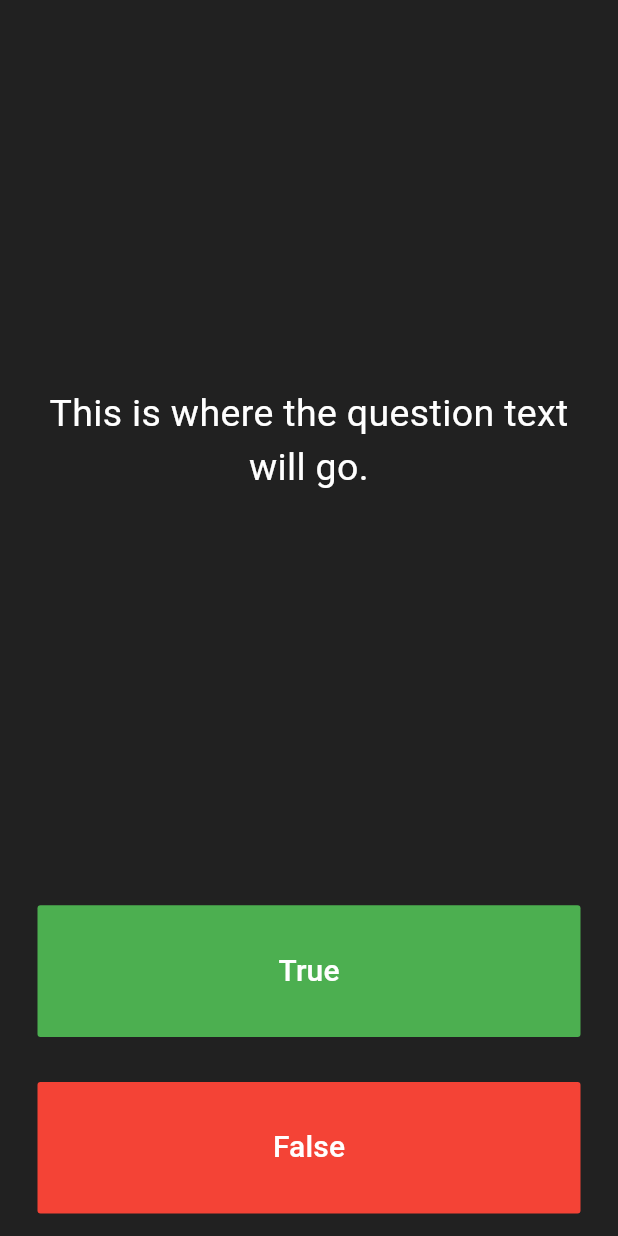
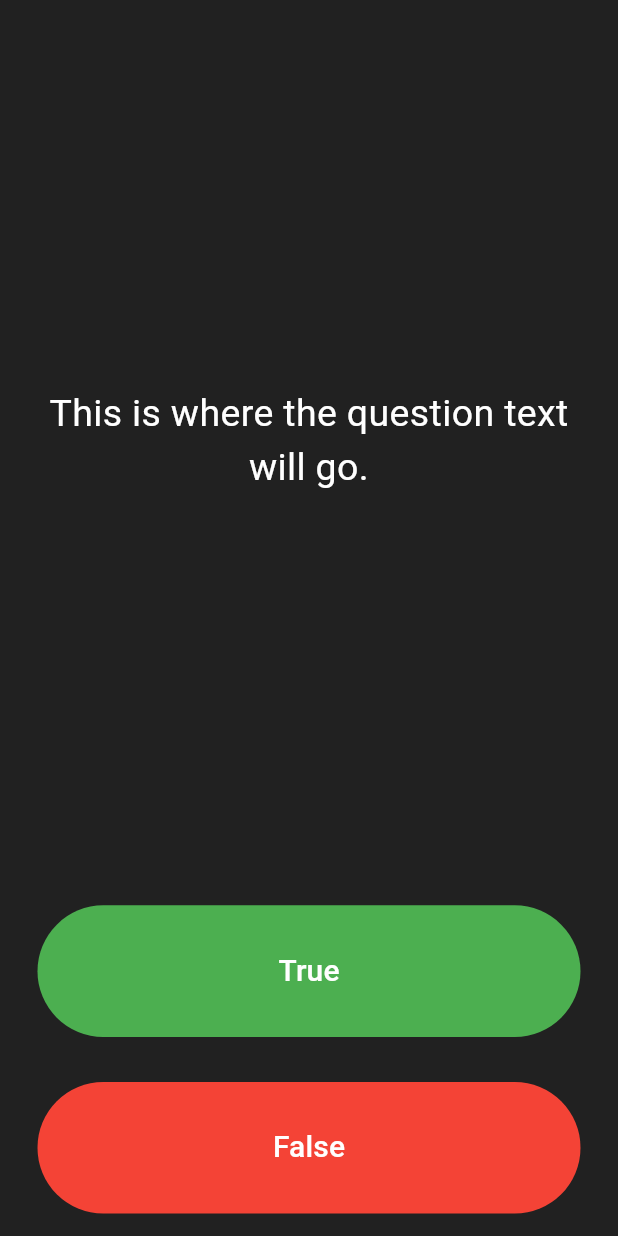
Before and after one commit to QAMARKAZMI/quizzzeer, a Flutter app: the screen it shows after launch, on a phone screen of 412 x 824 dp. Run offline on Flutter 3.47's test engine with Material 3 defaults, Android fonts, the phone set to English and light mode, and no system bars.

Commit message:
Refactor button styles and clean up code in QuizPage; update widget test for MyApp initialization

```diff
--- a/lib/main.dart
+++ b/lib/main.dart
@@ -39,10 +39,7 @@ class _QuizPageState extends State<QuizPage> {
               child: Text(
                 'This is where the question text will go.',
                 textAlign: TextAlign.center,
-                style: TextStyle(
-                  fontSize: 25.0,
-                  color: Colors.white,
-                ),
+                style: TextStyle(fontSize: 25.0, color: Colors.white),
               ),
             ),
           ),
@@ -50,15 +47,14 @@ class _QuizPageState extends State<QuizPage> {
         Expanded(
           child: Padding(
             padding: EdgeInsets.all(15.0),
-            child: FlatButton(
-              textColor: Colors.white,
-              color: Colors.green,
+            child: TextButton(
+              style: TextButton.styleFrom(
+                foregroundColor: Colors.white,
+                backgroundColor: Colors.green,
+              ),
               child: Text(
                 'True',
-                style: TextStyle(
-                  color: Colors.white,
-                  fontSize: 20.0,
-                ),
+                style: TextStyle(color: Colors.white, fontSize: 20.0),
               ),
               onPressed: () {
                 //The user picked true.
@@ -69,14 +65,11 @@ class _QuizPageState extends State<QuizPage> {
         Expanded(
           child: Padding(
             padding: EdgeInsets.all(15.0),
-            child: FlatButton(
-              color: Colors.red,
+            child: TextButton(
+              style: TextButton.styleFrom(backgroundColor: Colors.red),
               child: Text(
                 'False',
-                style: TextStyle(
-                  fontSize: 20.0,
-                  color: Colors.white,
-                ),
+                style: TextStyle(fontSize: 20.0, color: Colors.white),
               ),
               onPressed: () {
                 //The user picked false.
@@ -84,16 +77,8 @@ class _QuizPageState extends State<QuizPage> {
             ),
           ),
         ),
-        Row(
-
-        )
+        Row()
       ],
     );
   }
 }
-
-/*
-question1: 'You can lead a cow down stairs but not up stairs.', false,
-question2: 'Approximately one quarter of human bones are in the feet.', true,
-question3: 'A slug\'s blood is green.', true,
-*/
```
Also changed, not shown: 1 other file.
